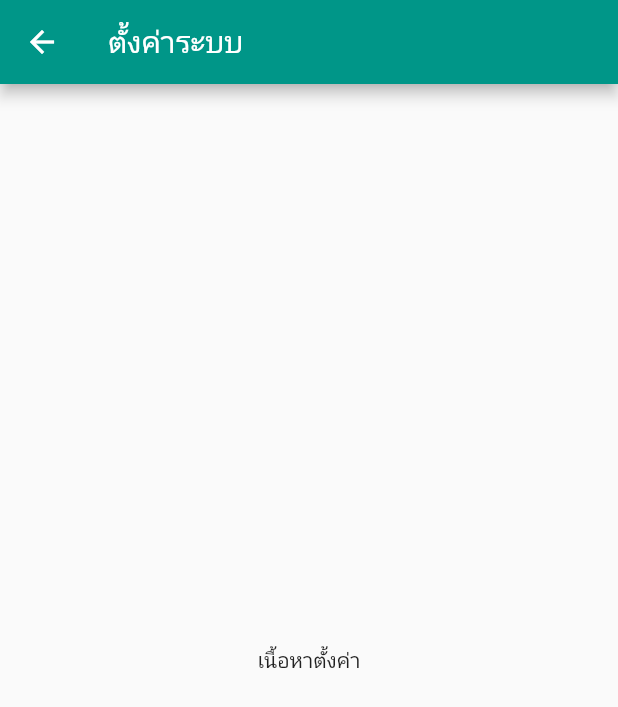
After one commit to iamsamitdev/flutter_layout, a Flutter app: the screen it shows after launch, item 2 of the bottom bar chosen, in the side drawer, after a tap on "ตั้งค่าระบบ", on a phone screen of 412 x 824 dp. The commit adds this screen. Shown: the top 707 px of the screen. Run offline on Flutter 3.47's test engine with Material 2 defaults, Android fonts, the phone set to English and light mode, and no system bars.

Commit message:
update navigator and bottomnav

```diff
--- a/lib/main.dart
+++ b/lib/main.dart
@@ -1,4 +1,11 @@
 import 'package:flutter/material.dart';
+import 'package:flutter_layout/screens/bottomnav/account_screen.dart';
+import 'package:flutter_layout/screens/bottomnav/home_screen.dart';
+import 'package:flutter_layout/screens/bottomnav/news_screen.dart';
+import 'package:flutter_layout/screens/bottomnav/notification_screen.dart';
+import 'package:flutter_layout/screens/bottomnav/report_screen.dart';
+import 'package:flutter_layout/screens/drawermenu/cancel_account_screen.dart';
+import 'package:flutter_layout/screens/drawermenu/setting_screen.dart';
 
 void main() {
   runApp(MyApp());
@@ -23,20 +30,55 @@ class HomePage extends StatefulWidget {
 }
 
 class _HomePageState extends State<HomePage> {
+
+  // สร้างตัวแปรแบบ list เก็บรายการหน้าของ tab bottom
+  int _currentIndex = 0;
+  String _title = 'หน้าหลัก';
+
+  List<Widget> _children = [
+    HomeScreen(),
+    NewsScreen(),
+    NotificationScreen(),
+    ReportScreen(),
+    AccountScreen()
+  ];
+
+  // เขียนเงื่อนไขเพื่อสลับเปลี่ยน Tab
+  void onTabTapped(int index){
+    setState(() {
+      _currentIndex = index;
+      switch (index) {
+        case 0:
+          _title = 'หน้าหลัก';
+          break;
+        case 1:
+          _title = 'ข่าวสาร';
+          break;
+        case 2:
+          _title = 'แจ้งเตือน';
+          break;
+        case 3:
+          _title = 'รายงาน';
+          break;
+        case 4:
+          _title = 'บัญชี';
+          break;
+      }
+    });
+  }
+
   @override
   Widget build(BuildContext context) {
     return Scaffold(
       appBar: AppBar(
-        title: Text('Home'),
+        title: Text('$_title'),
         actions: [
           IconButton(icon: Icon(Icons.notifications), onPressed: () {}),
           IconButton(icon: Icon(Icons.email), onPressed: () {}),
           IconButton(icon: Icon(Icons.camera), onPressed: () {})
         ],
       ),
-      body: Center(
-        child: Text('Welcome'),
-      ),
+      body: _children[_currentIndex],
       drawer: SafeArea(
           child: Drawer(
         child: ListView(
@@ -54,19 +96,28 @@ class _HomePageState extends State<HomePage> {
                       fit: BoxFit.fill)),
             ),
             ListTile(
-              leading: Icon(Icons.home),
-              title: Text('หน้าหลัก'),
-              onTap: () {},
+              leading: Icon(Icons.settings),
+              title: Text('ตั้งค่าระบบ'),
+              onTap: () {
+                // การเปลี่ยนไปหน้า Setting
+                Navigator.push(context,
+                MaterialPageRoute(
+                  builder: (context) => SettingScreen()
+                  )
+                );
+              },
             ),
             ListTile(
-              leading: Icon(Icons.new_releases),
-              title: Text('ข่าวสาร'),
-              onTap: () {},
-            ),
-            ListTile(
-              leading: Icon(Icons.account_box),
-              title: Text('บัญชีผู้ใช้'),
-              onTap: () {},
+              leading: Icon(Icons.account_circle),
+              title: Text('ยกเลิกบัญชี'),
+              onTap: () {
+                // การเปลี่ยนไปหน้า CancelAccount
+                Navigator.push(context,
+                MaterialPageRoute(
+                  builder: (context) => CancelAccountScreen()
+                  )
+                );
+              },
             ),
             ListTile(
               leading: Icon(Icons.exit_to_app),
@@ -79,8 +130,9 @@ class _HomePageState extends State<HomePage> {
       ),
 
       bottomNavigationBar: BottomNavigationBar(
+        onTap: onTabTapped,
         backgroundColor: Colors.teal,
-        currentIndex: 0,
+        currentIndex: _currentIndex,
         type: BottomNavigationBarType.fixed,
         items: <BottomNavigationBarItem> [
           BottomNavigationBarItem(
--- /dev/null
+++ b/lib/screens/bottomnav/home_screen.dart
@@ -0,0 +1,19 @@
+import 'package:flutter/material.dart';
+
+class HomeScreen extends StatefulWidget {
+  HomeScreen({Key key}) : super(key: key);
+
+  @override
+  _HomeScreenState createState() => _HomeScreenState();
+}
+
+class _HomeScreenState extends State<HomeScreen> {
+  @override
+  Widget build(BuildContext context) {
+    return Scaffold(
+      body: Center(
+        child: Text('เนื้อหาหน้าหลัก'),
+      ),
+    );
+  }
+}
--- /dev/null
+++ b/lib/screens/bottomnav/news_screen.dart
@@ -0,0 +1,19 @@
+import 'package:flutter/material.dart';
+
+class NewsScreen extends StatefulWidget {
+  NewsScreen({Key key}) : super(key: key);
+
+  @override
+  _NewsScreenState createState() => _NewsScreenState();
+}
+
+class _NewsScreenState extends State<NewsScreen> {
+  @override
+  Widget build(BuildContext context) {
+    return Scaffold(
+      body: Center(
+        child: Text('เนื้อหาหน้าข่าวสาร'),
+      ),
+    );
+  }
+}
--- /dev/null
+++ b/lib/screens/drawermenu/setting_screen.dart
@@ -0,0 +1,20 @@
+import 'package:flutter/material.dart';
+
+class SettingScreen extends StatefulWidget {
+  SettingScreen({Key key}) : super(key: key);
+
+  @override
+  _SettingScreenState createState() => _SettingScreenState();
+}
+
+class _SettingScreenState extends State<SettingScreen> {
+  @override
+  Widget build(BuildContext context) {
+    return Scaffold(
+      appBar: AppBar(title: Text('ตั้งค่าระบบ'),),
+      body: Center(
+        child: Text('เนื้อหาตั้งค่า'),
+      ),
+    );
+  }
+}
```
Also changed, not shown: lib/screens/bottomnav/account_screen.dart (added, +19 -0 lines), lib/screens/bottomnav/notification_screen.dart (added, +19 -0 lines), lib/screens/bottomnav/report_screen.dart (added, +19 -0 lines), lib/screens/drawermenu/cancel_account_screen.dart (added, +20 -0 lines).
